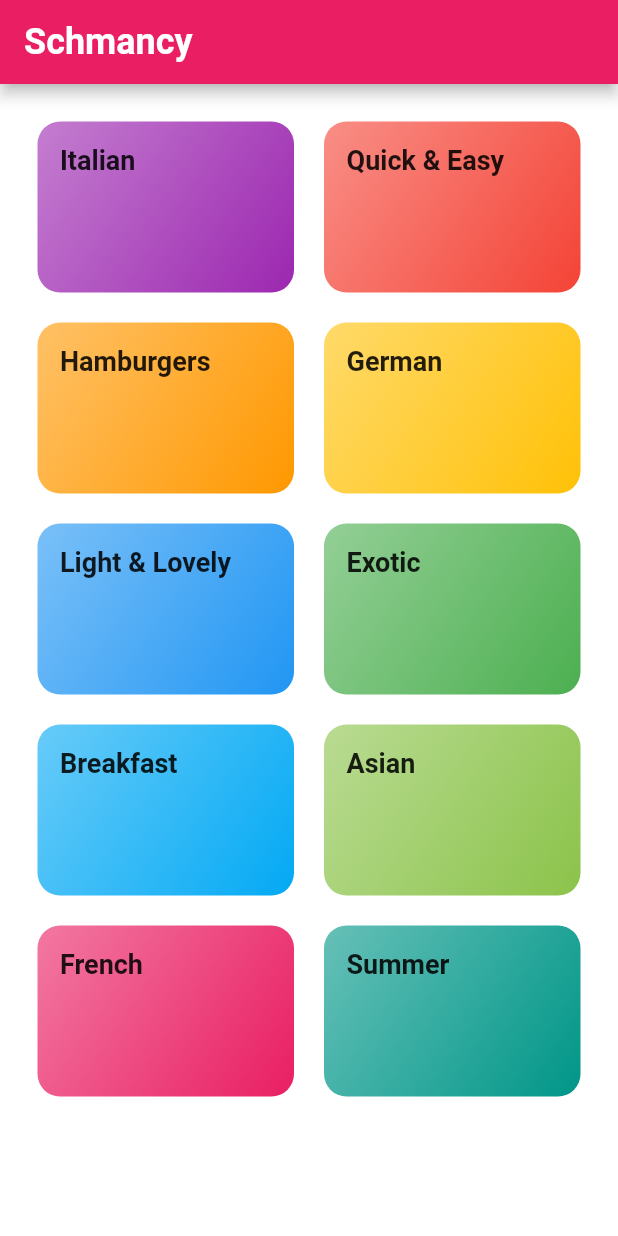
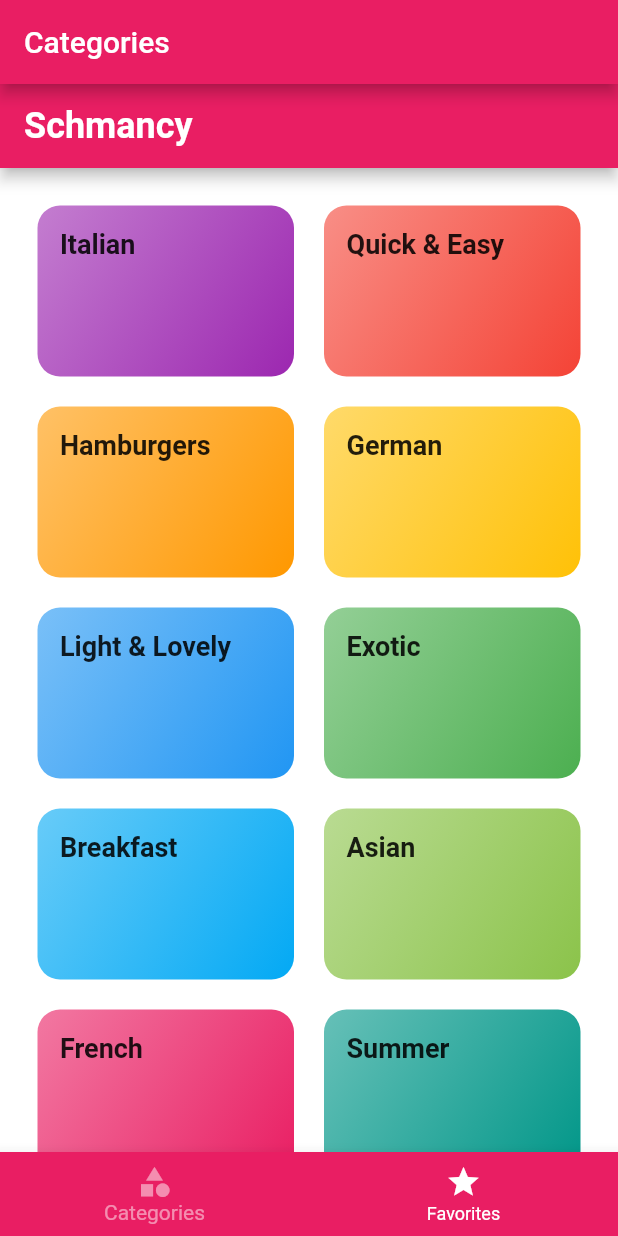
Before and after one commit to MBA-997/Schmancy, a Flutter app: the screen it shows after launch, on a phone screen of 412 x 824 dp. Run offline on Flutter 3.47's test engine with Material 2 defaults, Android fonts, the phone set to English and light mode, and no system bars.

Commit message:
Added named routes and defaults and updated theme

```diff
--- a/lib/main.dart
+++ b/lib/main.dart
@@ -1,5 +1,7 @@
 import 'package:flutter/material.dart';
+import './screens/tabs_screen.dart';
 
+import './screens/meal_details_screen.dart';
 import 'screens/category_meals_screen.dart';
 import 'screens/categories_screen.dart';
 
@@ -17,7 +19,9 @@
       title: 'Schmancy',
       theme: ThemeData(
         primarySwatch: Colors.pink,
-        colorScheme: ColorScheme.fromSwatch(accentColor: Colors.grey),
+        appBarTheme: AppBarTheme(backgroundColor: Colors.pink),
+        colorScheme: ColorScheme.fromSwatch(
+            accentColor: const Color.fromARGB(126, 255, 255, 255)),
         canvasColor: const Color.fromRGBO(255, 254, 229, 1),
       ),
       // fontFamily: 'Raleway',
@@ -34,8 +38,15 @@
       //         fontWeight: FontWeight.bold))
       //         ),
       routes: {
-        '/': (ctx) => const CategoriesScreen(),
-        CategoryMealsScreen.routeName: (ctx) => const CategoryMealsScreen()
+        '/': (ctx) => const TabsScreen(),
+        CategoryMealsScreen.routeName: (ctx) => const CategoryMealsScreen(),
+        MealDetailsScreen.routeName: (ctx) => const MealDetailsScreen(),
+      },
+      onGenerateRoute: (settings) {
+        return;
+      },
+      onUnknownRoute: (settings) {
+        return MaterialPageRoute(builder: (ctx) => const CategoriesScreen());
       },
     );
   }
```
